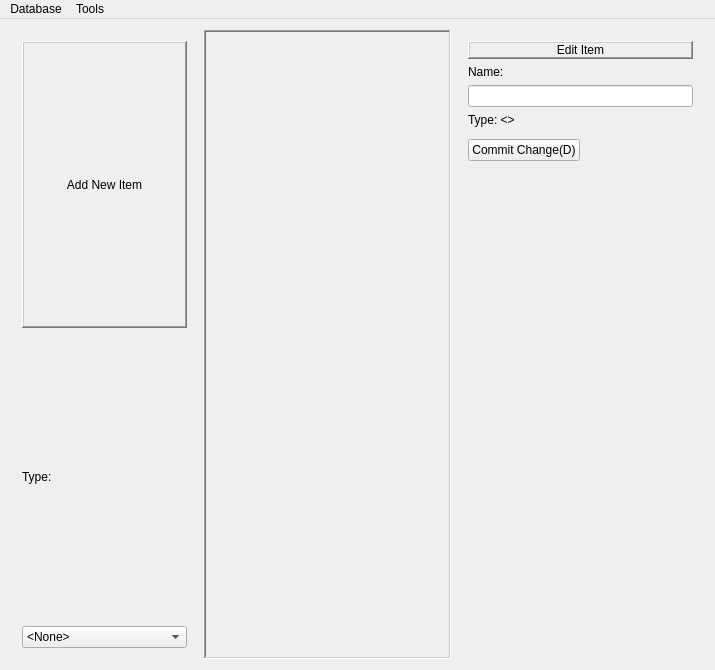
Qt form overview.ui (LeoricDepewse/AEGISElicitator) before a commit.
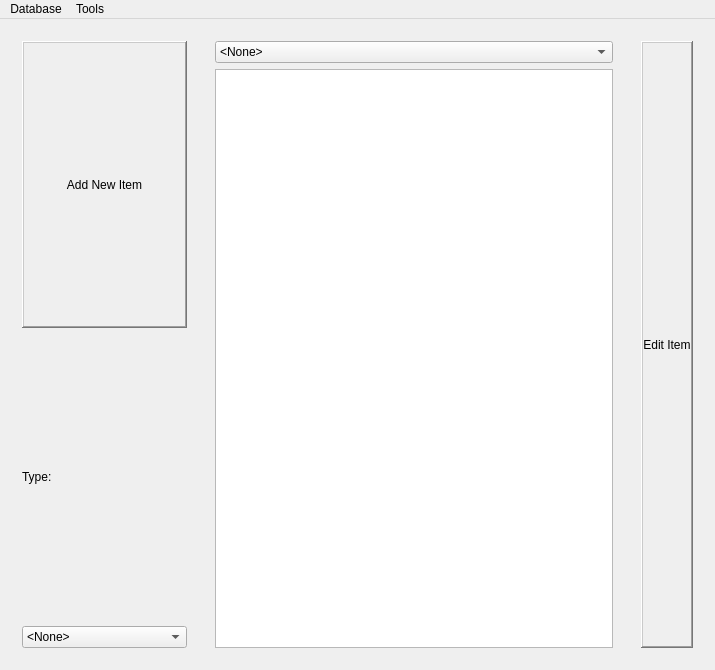
The same form after that commit.

Commit message: Asset list and edit form added

The edit to the form file:
```diff
--- a/overview.ui
+++ b/overview.ui
@@ -120,23 +120,87 @@
      </widget>
     </item>
     <item>
-     <widget class="QScrollArea" name="svgPortal">
+     <widget class="QFrame" name="listArea">
       <property name="frameShape">
-       <enum>QFrame::WinPanel</enum>
+       <enum>QFrame::NoFrame</enum>
       </property>
-      <property name="widgetResizable">
-       <bool>true</bool>
+      <property name="frameShadow">
+       <enum>QFrame::Raised</enum>
       </property>
-      <widget class="QWidget" name="svgArea">
-       <property name="geometry">
-        <rect>
-         <x>0</x>
-         <y>0</y>
-         <width>240</width>
-         <height>629</height>
-        </rect>
-       </property>
-      </widget>
+      <layout class="QVBoxLayout" name="verticalLayout_3">
+       <item>
+        <widget class="QComboBox" name="listCombo">
+         <item>
+          <property name="text">
+           <string>&lt;None&gt;</string>
+          </property>
+         </item>
+         <item>
+          <property name="text">
+           <string>Asset</string>
+          </property>
+         </item>
+         <item>
+          <property name="text">
+           <string>Countermeasure</string>
+          </property>
+         </item>
+         <item>
+          <property name="text">
+           <string>Countermeasure_Target</string>
+          </property>
+         </item>
+         <item>
+          <property name="text">
+           <string>Risk</string>
+          </property>
+         </item>
+         <item>
+          <property name="text">
+           <string>Role</string>
+          </property>
+         </item>
+         <item>
+          <property name="text">
+           <string>Requirement</string>
+          </property>
+         </item>
+         <item>
+          <property name="text">
+           <string>Responce</string>
+          </property>
+         </item>
+         <item>
+          <property name="text">
+           <string>Task</string>
+          </property>
+         </item>
+         <item>
+          <property name="text">
+           <string>Task_Impact</string>
+          </property>
+         </item>
+         <item>
+          <property name="text">
+           <string>Task_Participant</string>
+          </property>
+         </item>
+         <item>
+          <property name="text">
+           <string>Threat</string>
+          </property>
+         </item>
+         <item>
+          <property name="text">
+           <string>Vulnerability</string>
+          </property>
+         </item>
+        </widget>
+       </item>
+       <item>
+        <widget class="QListWidget" name="objectList"/>
+       </item>
+      </layout>
      </widget>
     </item>
     <item>
@@ -167,59 +231,6 @@
          </property>
         </widget>
        </item>
-       <item>
-        <widget class="QLabel" name="label_6">
-         <property name="text">
-          <string>Name:</string>
-         </property>
-        </widget>
-       </item>
-       <item>
-        <widget class="QLineEdit" name="editNameEdit"/>
-       </item>
-       <item>
-        <widget class="QLabel" name="edit_Type_label">
-         <property name="text">
-          <string>Type: &lt;&gt;</string>
-         </property>
-        </widget>
-       </item>
-       <item>
-        <widget class="QFrame" name="edit_Props">
-         <property name="frameShape">
-          <enum>QFrame::StyledPanel</enum>
-         </property>
-         <property name="frameShadow">
-          <enum>QFrame::Raised</enum>
-         </property>
-        </widget>
-       </item>
-       <item>
-        <widget class="QPushButton" name="pushButton_2">
-         <property name="sizePolicy">
-          <sizepolicy hsizetype="Fixed" vsizetype="Fixed">
-           <horstretch>0</horstretch>
-           <verstretch>0</verstretch>
-          </sizepolicy>
-         </property>
-         <property name="text">
-          <string>Commit Change(D)</string>
-         </property>
-        </widget>
-       </item>
-       <item>
-        <spacer name="verticalSpacer_2">
-         <property name="orientation">
-          <enum>Qt::Vertical</enum>
-         </property>
-         <property name="sizeHint" stdset="0">
-          <size>
-           <width>20</width>
-           <height>40</height>
-          </size>
-         </property>
-        </spacer>
-       </item>
       </layout>
      </widget>
     </item>
```
The commit also changes 7 other files.
